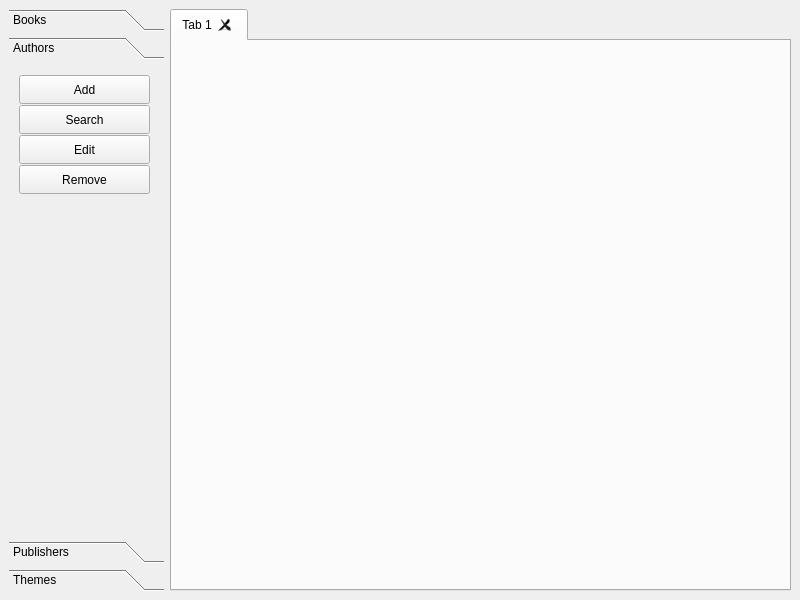
Above: src/gui/UI/MainWindow.ui from jgastal/plivros before the change. Below: the same form after it.
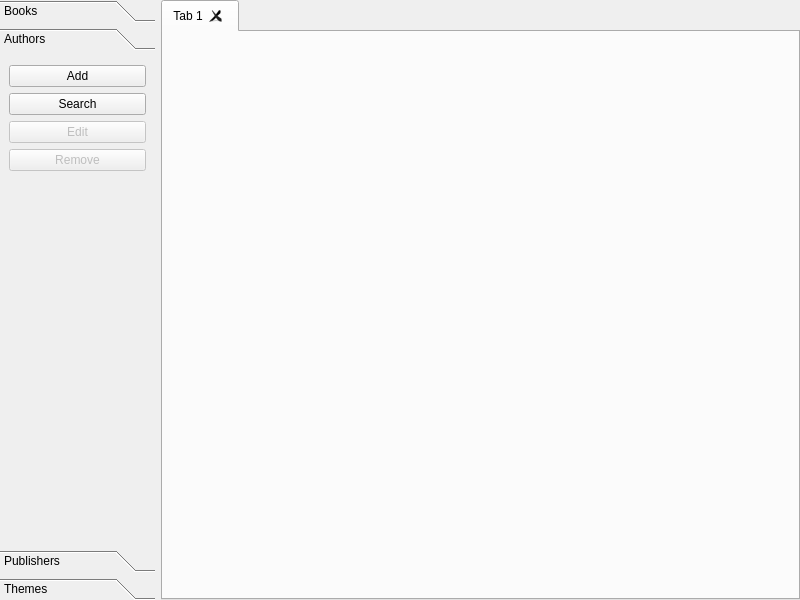
That is the form after the change. The open tabs and pages were chosen to show the change.

Commit message: Better organized, doesn't use useless widgets inside toolbox pages. Disables edit and remove buttons(should only be enabled if a object is selected).

The edit to the form file:
```diff
--- a/src/gui/UI/MainWindow.ui
+++ b/src/gui/UI/MainWindow.ui
@@ -15,6 +15,9 @@
   </property>
   <widget class="QWidget" name="centralwidget">
    <layout class="QHBoxLayout" name="horizontalLayout">
+    <property name="margin">
+     <number>0</number>
+    </property>
     <item>
      <widget class="QToolBox" name="toolBox">
       <property name="minimumSize">
@@ -112,75 +115,62 @@
         <rect>
          <x>0</x>
          <y>0</y>
-         <width>94</width>
-         <height>24</height>
+         <width>145</width>
+         <height>462</height>
         </rect>
        </property>
        <attribute name="label">
         <string>Authors</string>
        </attribute>
-       <widget class="QWidget" name="authorsOps" native="true">
-        <property name="geometry">
-         <rect>
-          <x>0</x>
-          <y>0</y>
-          <width>151</width>
-          <height>401</height>
-         </rect>
-        </property>
+       <layout class="QVBoxLayout" name="verticalLayout_2">
+        <item>
         <widget class="QPushButton" name="authorAdd">
-         <property name="geometry">
-          <rect>
-           <x>10</x>
-           <y>10</y>
-           <width>131</width>
-           <height>29</height>
-          </rect>
-         </property>
          <property name="text">
           <string>Add</string>
          </property>
         </widget>
+        </item>
+        <item>
         <widget class="QPushButton" name="authorSearch">
-         <property name="geometry">
-          <rect>
-           <x>10</x>
-           <y>40</y>
-           <width>131</width>
-           <height>29</height>
-          </rect>
-         </property>
          <property name="text">
           <string>Search</string>
          </property>
         </widget>
+        </item>
+        <item>
         <widget class="QPushButton" name="authorEdit">
-         <property name="geometry">
-          <rect>
-           <x>10</x>
-           <y>70</y>
-           <width>131</width>
-           <height>29</height>
-          </rect>
+          <property name="enabled">
+           <bool>false</bool>
          </property>
          <property name="text">
           <string>Edit</string>
          </property>
         </widget>
+        </item>
+        <item>
         <widget class="QPushButton" name="authorRemove">
-         <property name="geometry">
-          <rect>
-           <x>10</x>
-           <y>100</y>
-           <width>131</width>
-           <height>29</height>
-          </rect>
+          <property name="enabled">
+           <bool>false</bool>
          </property>
          <property name="text">
           <string>Remove</string>
          </property>
         </widget>
-       </widget>
+        </item>
+        <item>
+         <spacer name="authorsVerticalSpacer">
+          <property name="orientation">
+           <enum>Qt::Vertical</enum>
+          </property>
+          <property name="sizeHint" stdset="0">
+           <size>
+            <width>20</width>
+            <height>319</height>
+           </size>
+          </property>
+         </spacer>
+        </item>
+       </layout>
       </widget>
       <widget class="QWidget" name="publishersPage">
        <property name="geometry">
```
Left out of the diff: 211 changed lines with no effect on the pictures. Lines whose indentation alone changed are shown as unchanged.
